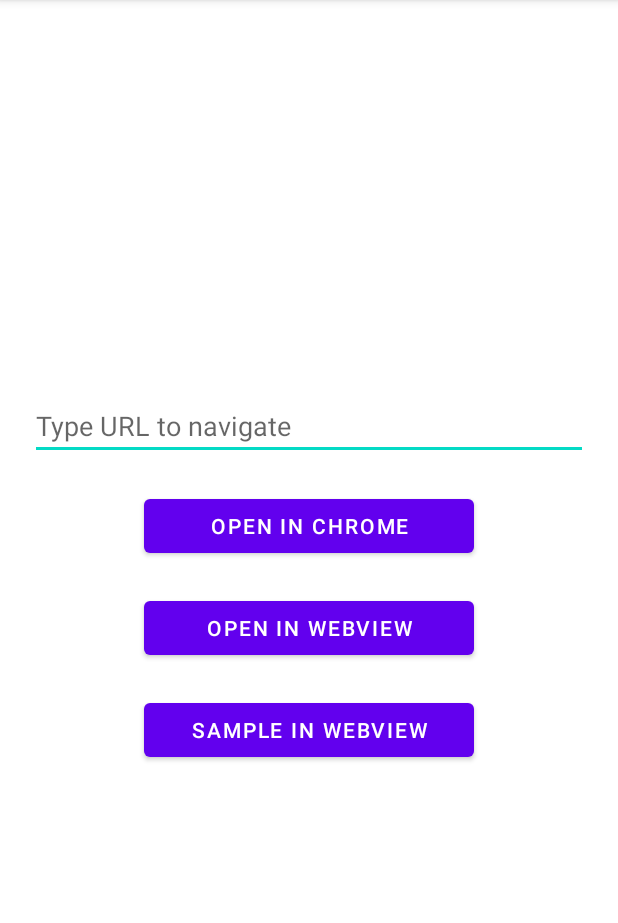
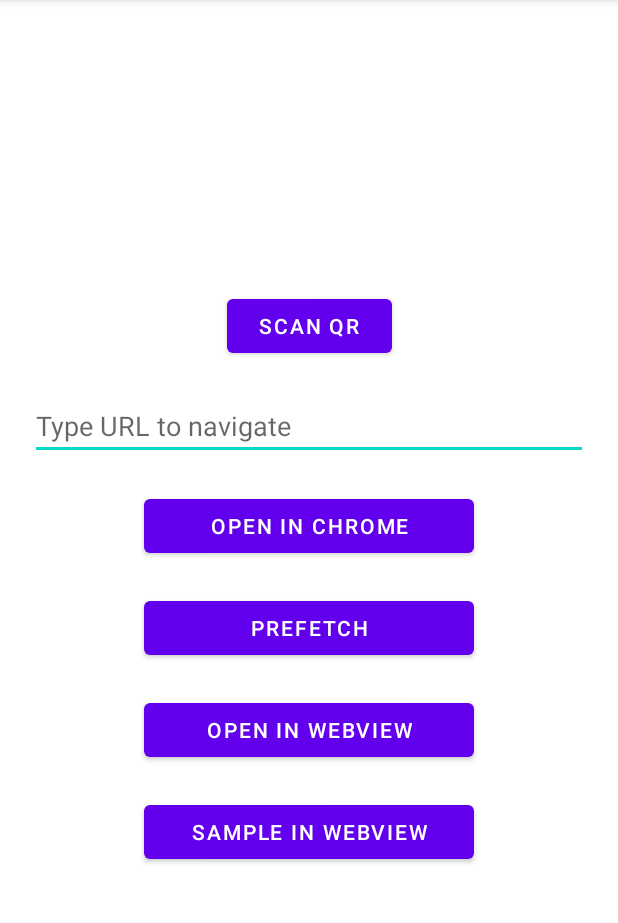
Before and after one commit to Transported-Labs/android-webview-sdk-demo, an Android app: the screen it shows after launch (MainActivity), on a phone screen of 412 x 824 dp, the part 84-1007 px from its top. Run offline under Robolectric (Android 15) with nearby library versions, the phone set to English and light mode, and no system bars; libraries missing offline, so code that uses them is left out: com.cueaudio.webviewsdk, com.google.zxing.integration; 1 statement that could not run was skipped.

Commit message:
Added "Prefetch" and "Scan QR" features.

```diff
--- a/app/build.gradle
+++ b/app/build.gradle
@@ -45,7 +45,9 @@ dependencies {
     implementation 'androidx.appcompat:appcompat:1.6.1'
     implementation 'com.google.android.material:material:1.8.0'
     implementation 'androidx.constraintlayout:constraintlayout:2.1.4'
-    implementation 'com.github.Transported-Labs:android-webview-sdk:0.0.4'
+    implementation 'com.google.zxing:core:3.4.1'
+    implementation 'com.journeyapps:zxing-android-embedded:4.2.0'
+    implementation 'com.github.Transported-Labs:android-webview-sdk:0.0.5'
     // Comment out the line above and uncomment the line below to use local android-webview-sdk
 //    implementation files('../../android-webview-sdk/lib/build/outputs/aar/lib-debug.aar')
     testImplementation 'junit:junit:4.13.2'
--- a/app/src/main/AndroidManifest.xml
+++ b/app/src/main/AndroidManifest.xml
@@ -23,6 +23,11 @@
             </intent-filter>
         </activity>
         <activity android:name="com.cueaudio.webviewsdk.WebViewActivity" />
+        <activity
+            android:name="com.journeyapps.barcodescanner.CaptureActivity"
+            android:screenOrientation="portrait"
+            tools:replace="android:screenOrientation"
+            android:stateNotNeeded="true"/>
     </application>
 
 </manifest>
--- a/app/src/main/java/com/cueaudio/webviewsdkdemo/MainActivity.kt
+++ b/app/src/main/java/com/cueaudio/webviewsdkdemo/MainActivity.kt
@@ -1,5 +1,6 @@
 package com.cueaudio.webviewsdkdemo
 
+import android.content.Intent
 import androidx.appcompat.app.AppCompatActivity
 import android.os.Bundle
 import android.widget.Button
@@ -7,14 +8,19 @@ import android.widget.EditText
 import android.widget.Toast
 import com.cueaudio.webviewsdk.InvalidUrlError
 import com.cueaudio.webviewsdk.WebViewController
+import com.google.zxing.integration.android.IntentIntegrator
+import com.google.zxing.integration.android.IntentResult
 
 class MainActivity : AppCompatActivity() {
+
+    private lateinit var urlEditText: EditText
+    private lateinit var navigateButton: Button
     override fun onCreate(savedInstanceState: Bundle?) {
         super.onCreate(savedInstanceState)
         setContentView(R.layout.activity_main)
 
         val webViewController = WebViewController(this)
-        val urlEditText = findViewById<EditText>(R.id.urlEditText)
+        urlEditText = findViewById(R.id.urlEditText)
         val openInBrowserButton = findViewById<Button>(R.id.openInChromeButton)
         openInBrowserButton.setOnClickListener {
             val url = urlEditText.text.toString()
@@ -29,7 +35,32 @@ class MainActivity : AppCompatActivity() {
                 Toast.makeText(this, e.message, Toast.LENGTH_SHORT).show()
             }
         }
-        val navigateButton = findViewById<Button>(R.id.navigateButton)
+        val scanQRButton = findViewById<Button>(R.id.scanQRButton)
+        scanQRButton.setOnClickListener {
+            val integrator = IntentIntegrator(this)
+            integrator.setDesiredBarcodeFormats(IntentIntegrator.QR_CODE)
+            integrator.setBeepEnabled(false)
+            integrator.setOrientationLocked(true)
+            integrator.initiateScan()
+        }
+        val prefetchButton = findViewById<Button>(R.id.prefetchButton)
+        prefetchButton.setOnClickListener {
+            val urlString = urlEditText.text.toString()
+            val url = "${urlString}&preload=true"
+            if (url == "") {
+                println("Empty URL is not allowed")
+                return@setOnClickListener
+            }
+            try {
+                webViewController.prefetch(url) {
+                    prefetchButton.text = "Fetched:$it%"
+                }
+            } catch (e: InvalidUrlError) {
+                // Show invalid URL error message
+                Toast.makeText(this, e.message, Toast.LENGTH_SHORT).show()
+            }
+        }
+        navigateButton = findViewById(R.id.navigateButton)
         navigateButton.setOnClickListener {
             val url = urlEditText.text.toString()
             if (url == "") {
@@ -48,4 +79,17 @@ class MainActivity : AppCompatActivity() {
             webViewController.navigateTo("file:///android_asset/index.html")
         }
     }
+
+    override fun onActivityResult(requestCode: Int, resultCode: Int, data: Intent?) {
+        val result: IntentResult? = IntentIntegrator.parseActivityResult(requestCode, resultCode, data)
+        if (result != null && result.contents != null) {
+            val scannedData = result.contents
+            urlEditText.setText(scannedData)
+            if (scannedData.contains("https://")) {
+                navigateButton.performClick()
+            }
+        } else {
+            super.onActivityResult(requestCode, resultCode, data)
+        }
+    }
 }
--- a/app/src/main/res/layout/activity_main.xml
+++ b/app/src/main/res/layout/activity_main.xml
@@ -5,7 +5,16 @@
     android:layout_width="match_parent"
     android:layout_height="match_parent"
     tools:context=".MainActivity">
-
+    <Button
+        android:id="@+id/scanQRButton"
+        android:layout_width="wrap_content"
+        android:layout_height="wrap_content"
+        android:layout_margin="20dp"
+        android:minWidth="@dimen/qr_min_width"
+        android:text="@string/scan_qr"
+        app:layout_constraintEnd_toEndOf="parent"
+        app:layout_constraintStart_toStartOf="parent"
+        app:layout_constraintBottom_toTopOf="@id/urlEditText" />
     <EditText
         android:id="@+id/urlEditText"
         android:layout_width="0dp"
@@ -31,6 +40,17 @@
         app:layout_constraintTop_toBottomOf="@id/urlEditText" />
 
     <Button
+        android:id="@+id/prefetchButton"
+        android:layout_width="wrap_content"
+        android:layout_height="wrap_content"
+        android:layout_margin="20dp"
+        android:minWidth="@dimen/button_min_width"
+        android:text="@string/prefetch"
+        app:layout_constraintEnd_toEndOf="parent"
+        app:layout_constraintStart_toStartOf="parent"
+        app:layout_constraintTop_toBottomOf="@id/openInChromeButton" />
+
+    <Button
         android:id="@+id/navigateButton"
         android:layout_width="wrap_content"
         android:layout_height="wrap_content"
@@ -39,7 +59,7 @@
         android:text="@string/navigate_to_url"
         app:layout_constraintEnd_toEndOf="parent"
         app:layout_constraintStart_toStartOf="parent"
-        app:layout_constraintTop_toBottomOf="@id/openInChromeButton" />
+        app:layout_constraintTop_toBottomOf="@id/prefetchButton" />
 
     <Button
         android:id="@+id/openFileButton"
--- a/app/src/main/res/values/dimens.xml
+++ b/app/src/main/res/values/dimens.xml
@@ -1,4 +1,5 @@
 <?xml version="1.0" encoding="utf-8"?>
 <resources>
     <dimen name="button_min_width">220dp</dimen>
+    <dimen name="qr_min_width">110dp</dimen>
 </resources>
--- a/app/src/main/res/values/strings.xml
+++ b/app/src/main/res/values/strings.xml
@@ -1,6 +1,8 @@
 <resources>
     <string name="app_name">WebViewSDKDemo</string>
+    <string name="prefetch">Prefetch</string>
     <string name="navigate_to_url">Open in WebView</string>
     <string name="open_sample_page">Sample in WebView</string>
     <string name="open_in_browser">Open in Chrome</string>
+    <string name="scan_qr">Scan QR</string>
 </resources>
```
